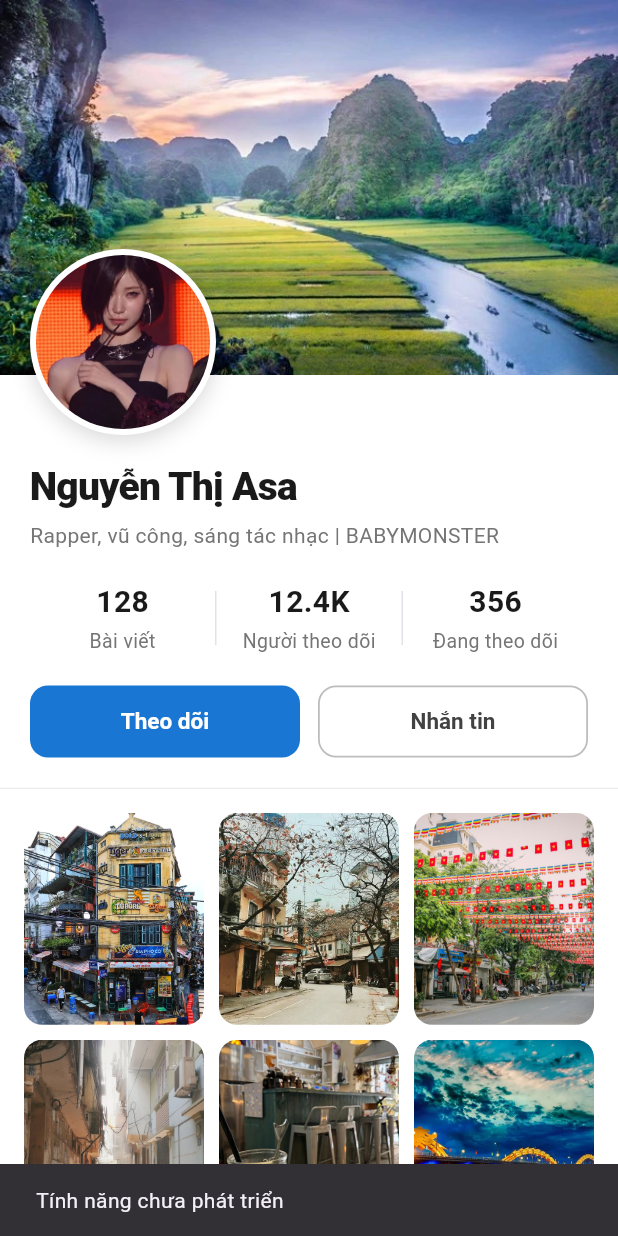
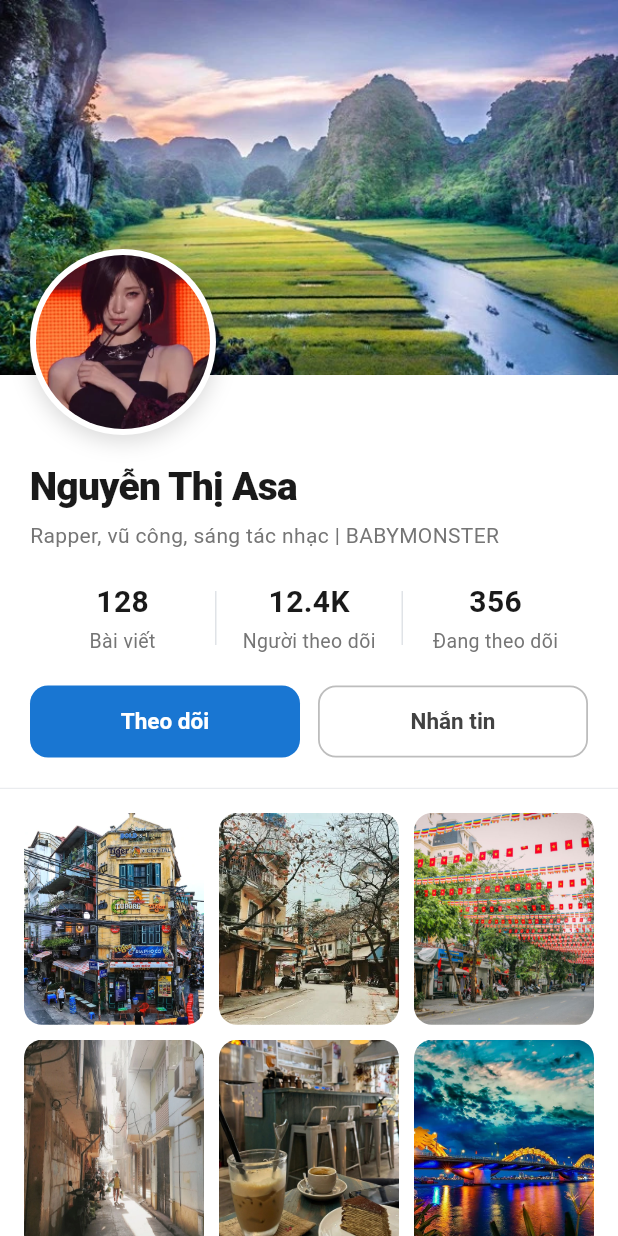
Before and after one commit to tieuhotgo/app_mxh, a Flutter app: the ProfileScreen screen opened directly, after a tap on "Nhắn tin", on a phone screen of 412 x 824 dp. Run offline on Flutter 3.47's test engine with Material 3 defaults, Android fonts, the light colour scheme and no system bars.

Commit message:
fix profile screen

```diff
--- a/lib/screens/profile_screens/profile_screens.dart
+++ b/lib/screens/profile_screens/profile_screens.dart
@@ -5,6 +5,7 @@ import '../../services/mock_data_service.dart';
 import '../../widgets/bottom_bar.dart';
 import '../../widgets/explore_image.dart';
 import '../../widgets/avatar.dart';
+import '../explore_screens/image_viewer_screens.dart';
 
 class ProfileScreen extends StatefulWidget {
   final Widget? bottomNavigationBar;
@@ -23,6 +24,8 @@ class _ProfileScreenState extends State<ProfileScreen> {
   static const double _avatarSize = 124;
   static const double _avatarOverflow = 40;
   static const Color _primary = Color(0xFF1976D2);
+  static const String _avatarPath = 'assets/images/avt.webp';
+  static const String _coverPath = 'assets/images/anh_bia.webp';
 
   static const String _name = 'Nguyễn Thị Asa';
   static const String _bio = 'Rapper, vũ công, sáng tác nhạc | BABYMONSTER';
@@ -46,17 +49,6 @@ class _ProfileScreenState extends State<ProfileScreen> {
     setState(() {
       _isFollowing = !_isFollowing;
     });
-  }
-
-  void _onMessagePressed() {
-    ScaffoldMessenger.of(context)
-      ..hideCurrentSnackBar()
-      ..showSnackBar(
-        const SnackBar(
-          content: Text('Tính năng chưa phát triển'),
-          duration: Duration(seconds: 2),
-        ),
-      );
   }
 
   @override
@@ -108,11 +100,14 @@ class _ProfileScreenState extends State<ProfileScreen> {
         Positioned(
           left: 20,
           top: _coverHeight - (_avatarSize - _avatarOverflow),
+          child: GestureDetector(
+            onTap: () => openImageViewer(context, const [_avatarPath], 0),
             child: const AvatarWidget(
-            imagePath: 'assets/images/avt.webp',
+              imagePath: _avatarPath,
               size: _avatarSize,
               borderWidth: 4,
               showShadow: true,
+            ),
           ),
         ),
       ],
@@ -120,19 +115,26 @@ class _ProfileScreenState extends State<ProfileScreen> {
   }
 
   Widget _buildCover() {
-    return SizedBox(
+    return GestureDetector(
+      onTap: () => openImageViewer(context, const [_coverPath], 0),
+      child: SizedBox(
         height: _coverHeight,
         width: double.infinity,
         child: Image.asset(
-        'assets/images/anh_bia.webp',
+          _coverPath,
           fit: BoxFit.cover,
           errorBuilder: (context, error, stackTrace) {
             return Container(
               color: Colors.grey.shade300,
               alignment: Alignment.center,
-            child: const Icon(Icons.broken_image, color: Colors.grey, size: 40),
+              child: const Icon(
+                Icons.broken_image,
+                color: Colors.grey,
+                size: 40,
+              ),
             );
           },
+        ),
       ),
     );
   }
@@ -251,7 +253,7 @@ class _ProfileScreenState extends State<ProfileScreen> {
         const SizedBox(width: 12),
         Expanded(
           child: OutlinedButton(
-            onPressed: _onMessagePressed,
+            onPressed: () {},
             style: OutlinedButton.styleFrom(
               minimumSize: buttonSize,
               shape: shape,
```
Also changed, not shown: lib/screens/explore_screens/image_viewer_screens.dart (+18 -2 lines), lib/widgets/explore_image.dart (+1 -15 lines). Lines whose indentation alone changed are shown as unchanged.
